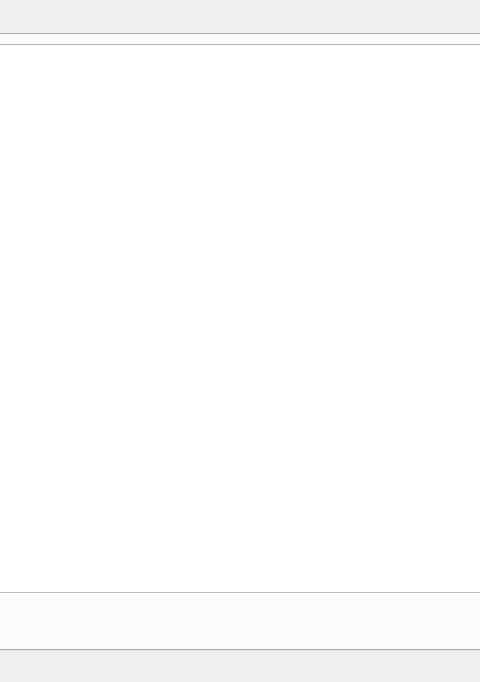
Above: ui/widgets/filewindow.ui from AntonioAlarcon32/Asterix_Decoder before the change; both pictures show x 240 to 720 and y 0 to 682 of the 959 by 682 pixel window. Below: the same form after it.
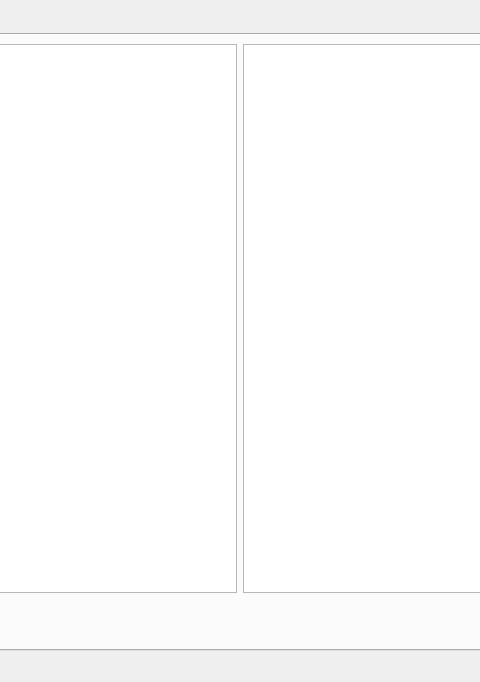
That is the form after the change. The open tabs and pages were chosen to show the change. Custom widgets are drawn as their Qt base class.

The edit to the form file:
```diff
--- a/ui/widgets/filewindow.ui
+++ b/ui/widgets/filewindow.ui
@@ -42,6 +42,26 @@
           </property>
          </widget>
         </item>
+        <item row="0" column="1">
+         <widget class="QTreeWidget" name="packetTreeWidget">
+          <property name="headerHidden">
+           <bool>true</bool>
+          </property>
+          <property name="columnCount">
+           <number>2</number>
+          </property>
+          <column>
+           <property name="text">
+            <string notr="true">1</string>
+           </property>
+          </column>
+          <column>
+           <property name="text">
+            <string notr="true">2</string>
+           </property>
+          </column>
+         </widget>
+        </item>
        </layout>
       </widget>
       <widget class="QWidget" name="flightTab">
```
Left out of the diff: 2 changed lines with no effect on the pictures.
